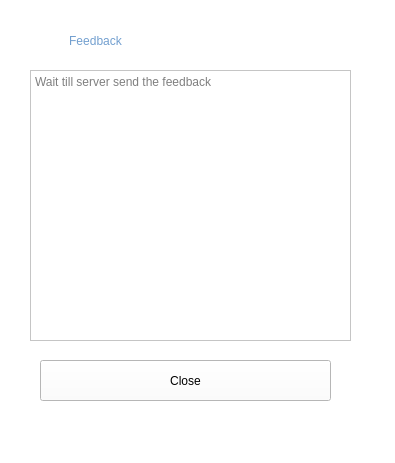
First picture: the form in feedbackWidget.ui, repository AmrElsersy/Hiring-System-Qt, before the edit.
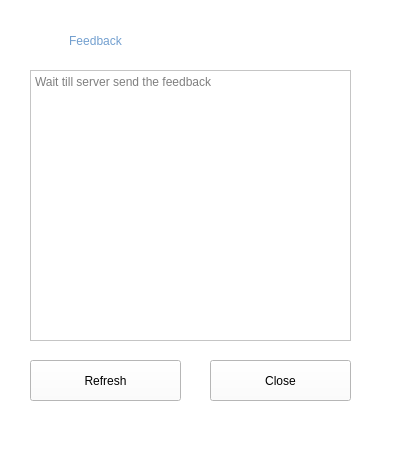
Second picture: the form after the edit.

Patch:
```diff
--- a/feedbackWidget.ui
+++ b/feedbackWidget.ui
@@ -61,9 +61,9 @@
   <widget class="QPushButton" name="pushButton">
    <property name="geometry">
     <rect>
-     <x>40</x>
+     <x>210</x>
      <y>360</y>
-     <width>291</width>
+     <width>141</width>
      <height>41</height>
     </rect>
    </property>
@@ -71,6 +71,19 @@
     <string>Close</string>
    </property>
   </widget>
+  <widget class="QPushButton" name="pushButton_2">
+   <property name="geometry">
+    <rect>
+     <x>30</x>
+     <y>360</y>
+     <width>151</width>
+     <height>41</height>
+    </rect>
+   </property>
+   <property name="text">
+    <string>Refresh</string>
+   </property>
+  </widget>
  </widget>
  <resources/>
  <connections/>
```
